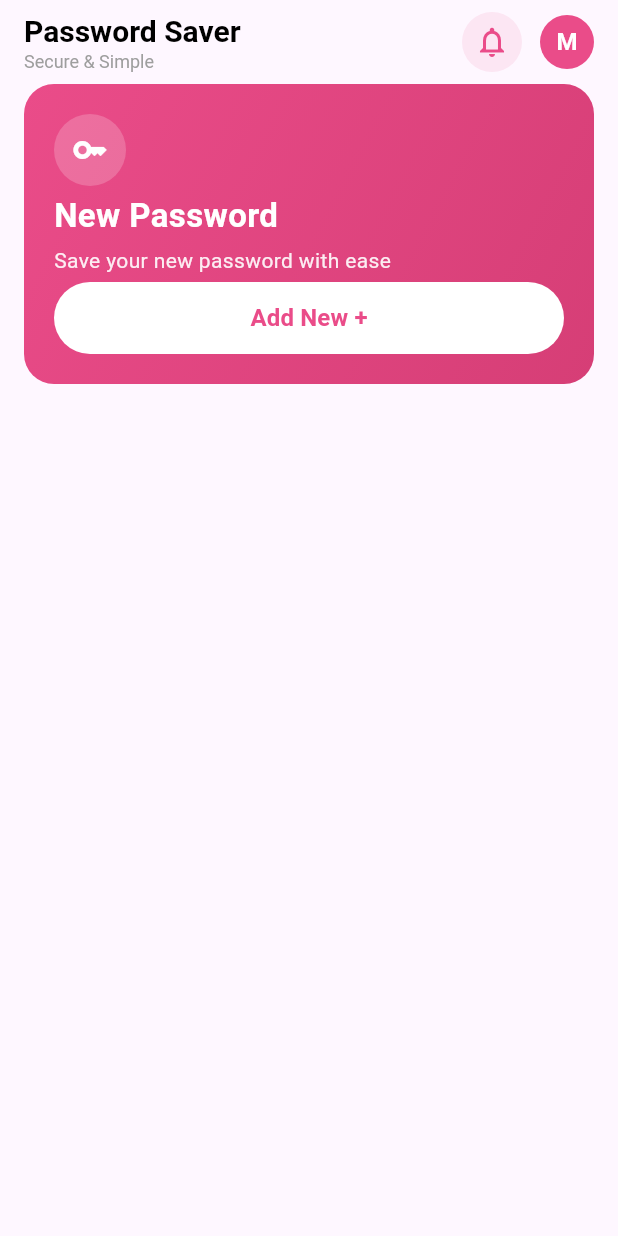
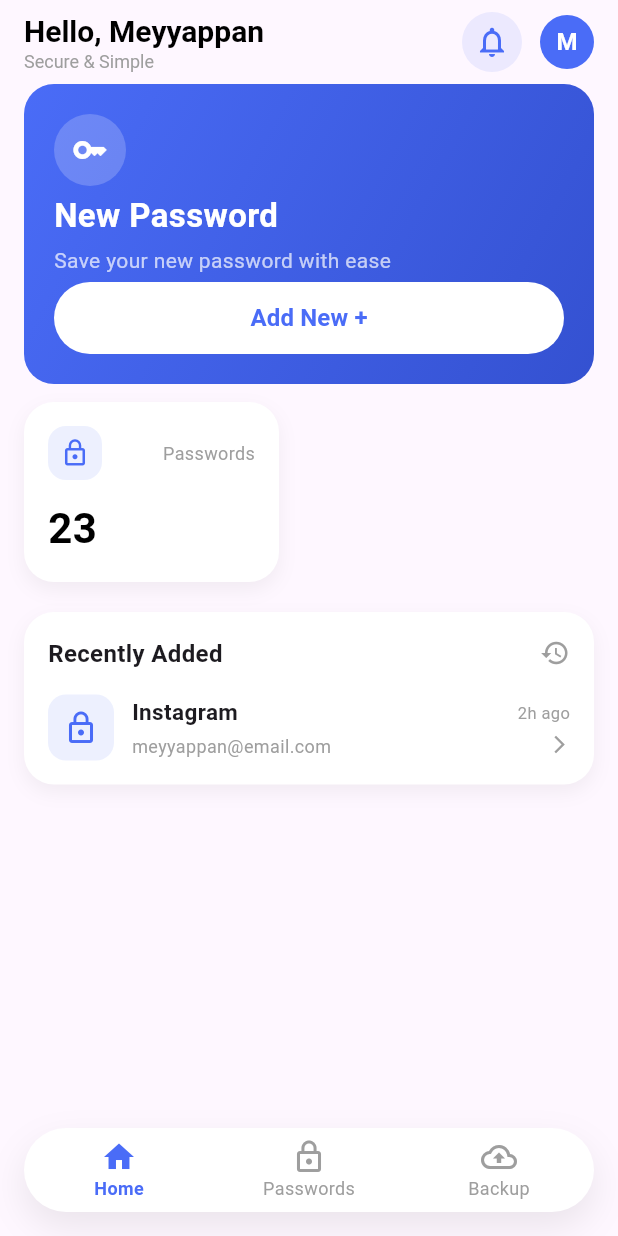
Before and after one commit to Meyyappan-cloud/password_saver, a Flutter app: the screen it shows after launch, on a phone screen of 412 x 824 dp. Run offline on Flutter 3.47's test engine with Material 3 defaults, Android fonts, the light colour scheme and no system bars.

Commit message:
added count card, recently added card and bottom navigation bar

```diff
--- a/lib/home_screen.dart
+++ b/lib/home_screen.dart
@@ -7,34 +7,18 @@ class HomeScreen extends StatefulWidget {
   State<HomeScreen> createState() => _HomeScreenState();
 }
 
-Widget _buildWelcome() {
-  return Padding(
-    padding: EdgeInsets.only(left: 16, bottom: 10),
-    child: Column(
-      crossAxisAlignment: CrossAxisAlignment.start,
-      children: [
-        Text(
-          "Hello, Meyyappan",
-          style: TextStyle(fontSize: 25, fontWeight: FontWeight.bold),
-        ),
-        Text("save your passwords easily and securely"),
-      ],
-    ),
-  );
-}
-
 Widget _buildBanner() {
-  const primaryPink = Color(0xFFEA4C89);
-  const darkPink = Color(0xFFD63E76);
+  const primaryColor = Color(0xFF4A6CF7);
+  const darkPrimary = Color(0xFF3451D1);
 
   return Container(
-    margin: EdgeInsets.symmetric(horizontal: 16),
+    margin: const EdgeInsets.symmetric(horizontal: 16),
     width: double.infinity,
     height: 200,
-    padding: EdgeInsets.all(20),
+    padding: const EdgeInsets.all(20),
     decoration: BoxDecoration(
-      gradient: LinearGradient(
-        colors: [primaryPink, darkPink],
+      gradient: const LinearGradient(
+        colors: [primaryColor, darkPrimary],
         begin: Alignment.topLeft,
         end: Alignment.bottomRight,
       ),
@@ -44,17 +28,14 @@ Widget _buildBanner() {
       crossAxisAlignment: CrossAxisAlignment.start,
       mainAxisAlignment: MainAxisAlignment.spaceBetween,
       children: [
-        /// Top Icon
         CircleAvatar(
           radius: 24,
           backgroundColor: Colors.white.withOpacity(0.2),
-          child: Icon(Icons.key, color: Colors.white),
+          child: const Icon(Icons.key, color: Colors.white),
         ),
-
-        /// Title + Subtitle
         Column(
           crossAxisAlignment: CrossAxisAlignment.start,
-          children: [
+          children: const [
             Text(
               "New Password",
               style: TextStyle(
@@ -66,12 +47,10 @@ Widget _buildBanner() {
             SizedBox(height: 4),
             Text(
               "Save your new password with ease",
-              style: TextStyle(color: Colors.white.withOpacity(0.9)),
+              style: TextStyle(color: Colors.white70),
             ),
           ],
         ),
-
-        /// Add New Button
         SizedBox(
           width: double.infinity,
           height: 48,
@@ -79,17 +58,174 @@ Widget _buildBanner() {
             onPressed: () {},
             style: ElevatedButton.styleFrom(
               backgroundColor: Colors.white,
-              foregroundColor: primaryPink,
+              foregroundColor: primaryColor,
               shape: RoundedRectangleBorder(
                 borderRadius: BorderRadius.circular(30),
               ),
               elevation: 0,
             ),
-            child: Text(
+            child: const Text(
               "Add New +",
               style: TextStyle(fontWeight: FontWeight.bold, fontSize: 16),
             ),
           ),
+        ),
+      ],
+    ),
+  );
+}
+
+Widget _passwordCountCard() {
+  const primaryColor = Color(0xFF4A6CF7); // Change to your theme color
+
+  return Container(
+    width: 170,
+    height: 120,
+    margin: const EdgeInsets.symmetric(horizontal: 16, vertical: 12),
+    padding: const EdgeInsets.all(16),
+    decoration: BoxDecoration(
+      color: Colors.white,
+      borderRadius: BorderRadius.circular(20),
+      boxShadow: [
+        BoxShadow(
+          color: Colors.black.withOpacity(0.05),
+          blurRadius: 10,
+          offset: const Offset(0, 5),
+        ),
+      ],
+    ),
+    child: Column(
+      crossAxisAlignment: CrossAxisAlignment.start,
+      mainAxisAlignment: MainAxisAlignment.spaceBetween,
+      children: [
+        /// Top Row (Icon + Label)
+        Row(
+          mainAxisAlignment: MainAxisAlignment.spaceBetween,
+          children: [
+            Container(
+              padding: const EdgeInsets.all(8),
+              decoration: BoxDecoration(
+                color: primaryColor.withOpacity(0.1),
+                borderRadius: BorderRadius.circular(12),
+              ),
+              child: const Icon(
+                Icons.lock_outline,
+                color: primaryColor,
+                size: 20,
+              ),
+            ),
+            const Text(
+              "Passwords",
+              style: TextStyle(fontSize: 12, color: Colors.grey),
+            ),
+          ],
+        ),
+
+        /// Count
+        Text(
+          "23",
+          style: const TextStyle(
+            fontSize: 28,
+            fontWeight: FontWeight.bold,
+            color: Colors.black,
+          ),
+        ),
+      ],
+    ),
+  );
+}
+
+Widget _recentlyAddedCard({
+  required String title,
+  required String username,
+  required String timeAgo,
+}) {
+  const primaryColor = Color(0xFF4A6CF7); // Use your theme color
+
+  return Container(
+    margin: const EdgeInsets.symmetric(horizontal: 16, vertical: 8),
+    padding: const EdgeInsets.all(16),
+    decoration: BoxDecoration(
+      color: Colors.white,
+      borderRadius: BorderRadius.circular(20),
+      boxShadow: [
+        BoxShadow(
+          color: Colors.black.withOpacity(0.05),
+          blurRadius: 10,
+          offset: const Offset(0, 5),
+        ),
+      ],
+    ),
+    child: Column(
+      crossAxisAlignment: CrossAxisAlignment.start,
+      children: [
+        /// Header
+        Row(
+          mainAxisAlignment: MainAxisAlignment.spaceBetween,
+          children: const [
+            Text(
+              "Recently Added",
+              style: TextStyle(fontSize: 16, fontWeight: FontWeight.bold),
+            ),
+            Icon(Icons.history, size: 20, color: Colors.grey),
+          ],
+        ),
+
+        const SizedBox(height: 16),
+
+        /// Recent Item Row
+        Row(
+          children: [
+            /// Icon Box
+            Container(
+              padding: const EdgeInsets.all(10),
+              decoration: BoxDecoration(
+                color: primaryColor.withOpacity(0.1),
+                borderRadius: BorderRadius.circular(12),
+              ),
+              child: const Icon(Icons.lock_outline, color: primaryColor),
+            ),
+
+            const SizedBox(width: 12),
+
+            /// Title + Username
+            Expanded(
+              child: Column(
+                crossAxisAlignment: CrossAxisAlignment.start,
+                children: [
+                  Text(
+                    title,
+                    style: const TextStyle(
+                      fontWeight: FontWeight.bold,
+                      fontSize: 15,
+                    ),
+                  ),
+                  const SizedBox(height: 4),
+                  Text(
+                    username,
+                    style: const TextStyle(color: Colors.grey, fontSize: 12),
+                  ),
+                ],
+              ),
+            ),
+
+            /// Time + Arrow
+            Column(
+              crossAxisAlignment: CrossAxisAlignment.end,
+              children: [
+                Text(
+                  timeAgo,
+                  style: const TextStyle(fontSize: 11, color: Colors.grey),
+                ),
+                const SizedBox(height: 6),
+                const Icon(
+                  Icons.arrow_forward_ios,
+                  size: 14,
+                  color: Colors.grey,
+                ),
+              ],
+            ),
+          ],
         ),
       ],
     ),
@@ -113,7 +249,7 @@ class _HomeScreenState extends State<HomeScreen> {
               crossAxisAlignment: CrossAxisAlignment.start,
               children: [
                 Text(
-                  "Password Saver",
+                  "Hello, Meyyappan",
                   style: TextStyle(
                     color: Colors.black,
                     fontWeight: FontWeight.bold,
@@ -134,18 +270,18 @@ class _HomeScreenState extends State<HomeScreen> {
                   margin: EdgeInsets.only(right: 12),
                   padding: EdgeInsets.all(8),
                   decoration: BoxDecoration(
-                    color: Color(0xFFEA4C89).withOpacity(0.1),
+                    color: Color(0xFF4A6CF7).withOpacity(0.1),
                     shape: BoxShape.circle,
                   ),
                   child: Icon(
                     Icons.notifications_none,
-                    color: Color(0xFFEA4C89),
+                    color: Color(0xFF4A6CF7),
                   ),
                 ),
 
                 CircleAvatar(
                   radius: 18,
-                  backgroundColor: Color(0xFFEA4C89),
+                  backgroundColor: Color(0xFF4A6CF7),
                   child: Text(
                     "M",
                     style: TextStyle(
@@ -161,7 +297,62 @@ class _HomeScreenState extends State<HomeScreen> {
       ),
       body: Column(
         crossAxisAlignment: CrossAxisAlignment.start,
-        children: [ _buildBanner()],
+        children: [
+          _buildBanner(),
+          _passwordCountCard(),
+          _recentlyAddedCard(
+            title: "Instagram",
+            username: "meyyappan@email.com",
+            timeAgo: "2h ago",
+          ),
+        ],
+      ),
+      bottomNavigationBar: Container(
+        margin: const EdgeInsets.all(16),
+        decoration: BoxDecoration(
+          borderRadius: BorderRadius.circular(30),
+          boxShadow: [
+            BoxShadow(
+              color: Colors.black.withOpacity(0.08),
+              blurRadius: 20,
+              offset: const Offset(0, 10),
+            ),
+          ],
+        ),
+        child: ClipRRect(
+          borderRadius: BorderRadius.circular(30),
+          child: BottomNavigationBar(
+            currentIndex: 0,
+            onTap: (value) {},
+            backgroundColor: Colors.white,
+            elevation: 0,
+            type: BottomNavigationBarType.fixed,
+            selectedItemColor: const Color(0xFF4A6CF7),
+            unselectedItemColor: Colors.grey,
+            showUnselectedLabels: true,
+            selectedLabelStyle: const TextStyle(
+              fontWeight: FontWeight.bold,
+              fontSize: 12,
+            ),
+            items: const [
+              BottomNavigationBarItem(
+                icon: Icon(Icons.home_outlined),
+                activeIcon: Icon(Icons.home),
+                label: "Home",
+              ),
+              BottomNavigationBarItem(
+                icon: Icon(Icons.lock_outline),
+                activeIcon: Icon(Icons.lock),
+                label: "Passwords",
+              ),
+              BottomNavigationBarItem(
+                icon: Icon(Icons.backup_outlined),
+                activeIcon: Icon(Icons.backup),
+                label: "Backup",
+              ),
+            ],
+          ),
+        ),
       ),
     );
   }
```
